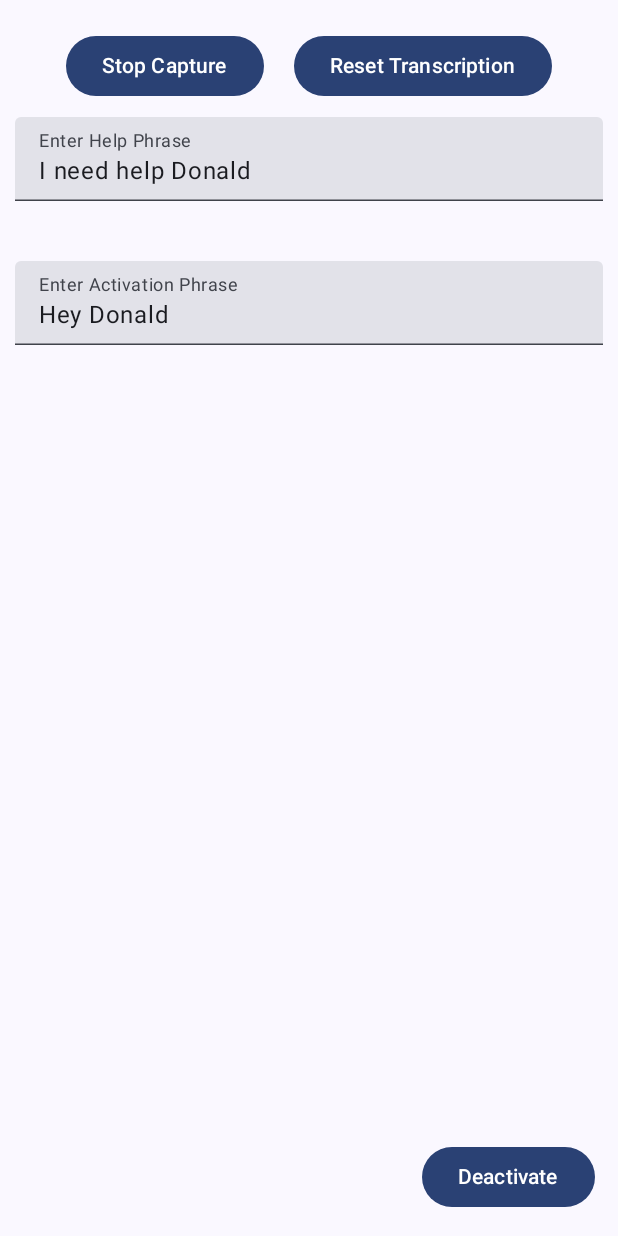
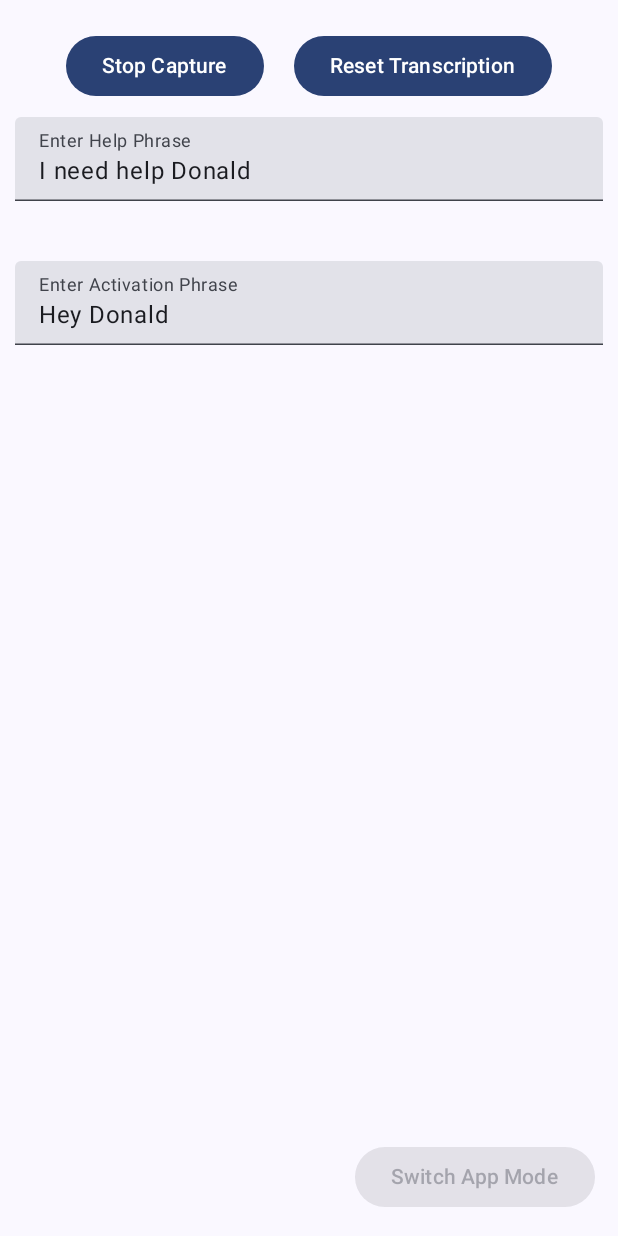
Before and after one commit to jimcaputo/dolomessenger, an Android app built with Jetpack Compose: the composable SenderScreen shown on its own in the app's theme, after a tap on "Start Capture", on a phone screen of 412 x 824 dp. Run offline under Robolectric (Android 15) with nearby library versions, the phone set to English and light mode, and no system bars.

Commit message:
Enable CleartextTraffic to debug server. Small change to "Switch App Mode"

```diff
--- a/app/build.gradle.kts
+++ b/app/build.gradle.kts
@@ -27,6 +27,10 @@ android {
                 getDefaultProguardFile("proguard-android-optimize.txt"),
                 "proguard-rules.pro"
             )
+            manifestPlaceholders["usesCleartextTraffic"] = "false"
+        }
+        debug {
+            manifestPlaceholders["usesCleartextTraffic"] = "true"
         }
     }
     compileOptions {
--- a/app/src/main/AndroidManifest.xml
+++ b/app/src/main/AndroidManifest.xml
@@ -14,6 +14,7 @@
         android:roundIcon="@mipmap/ic_launcher_round"
         android:supportsRtl="true"
         android:theme="@style/Theme.DoLoMessenger"
+        android:usesCleartextTraffic="${usesCleartextTraffic}"
         tools:targetApi="31">
         <activity
             android:name=".MainActivity"
--- a/app/src/main/java/com/example/dolomessenger/DoLoServerAPI.kt
+++ b/app/src/main/java/com/example/dolomessenger/DoLoServerAPI.kt
@@ -11,8 +11,8 @@ import org.json.JSONObject
 object DoLoServerAPI {
     lateinit var requestQueue: RequestQueue
 
-    val url = "https://doloserver-569184823432.us-east1.run.app/broadcast"
-    //val url = "http://10.0.2.2:8080/broadcast"
+    //val url = "https://doloserver-569184823432.us-east1.run.app/broadcast"
+    val url = "http://10.0.2.2:8080/broadcast"
 
     fun create(context: Context) {
         requestQueue = Volley.newRequestQueue(context)
--- a/app/src/main/java/com/example/dolomessenger/SenderScreen.kt
+++ b/app/src/main/java/com/example/dolomessenger/SenderScreen.kt
@@ -27,6 +27,21 @@ fun SenderScreen(
     tvm: TranscriptionViewModel = viewModel(),
     onStateChange: (String) -> Unit
 ) {
+    var captureActive by rememberSaveable { mutableStateOf(false) }
+
+    Column(
+        modifier = Modifier
+            .fillMaxSize()
+            .padding(10.dp)
+            .statusBarsPadding(),
+        horizontalAlignment = Alignment.CenterHorizontally
+    ) {
+        Controls(tvm, { captureActive = it })
+        HelpPhraseContent(tvm)
+        ActivationPhraseContent(tvm)
+        TranscriptionContent(tvm)
+        ErrorContent(tvm)
+    }
     Column(
         modifier = Modifier
             .fillMaxSize()
@@ -35,29 +50,19 @@ fun SenderScreen(
         verticalArrangement = Arrangement.Bottom
     ) {
         Button(
-            onClick = { onStateChange("Activation") }
-            // enabled = TODO - need to disable this button if Capture is active
+            onClick = { onStateChange("Activation") },
+            enabled = !captureActive
         ) {
-            Text(text = "Deactivate")
+            Text(text = "Switch App Mode")
         }
-    }
-    Column(
-        modifier = Modifier
-            .fillMaxSize()
-            .padding(10.dp)
-            .statusBarsPadding(),
-        horizontalAlignment = Alignment.CenterHorizontally
-    ) {
-        Controls(tvm)
-        HelpPhraseContent(tvm)
-        ActivationPhraseContent(tvm)
-        TranscriptionContent(tvm)
-        ErrorContent(tvm)
     }
 }
 
 @Composable
-fun Controls(tvm: TranscriptionViewModel) {
+fun Controls(
+    tvm: TranscriptionViewModel,
+    onCaptureActiveChange: (Boolean) -> Unit
+) {
     var buttonCapture by rememberSaveable { mutableStateOf("Start Capture") }
 
     Row(
@@ -71,9 +76,11 @@ fun Controls(tvm: TranscriptionViewModel) {
                     tvm.reset()
                     SpeechRecognitionManager.start(tvm)
                     buttonCapture = "Stop Capture"
+                    onCaptureActiveChange(true)
                 } else {
                     SpeechRecognitionManager.stop()
                     buttonCapture = "Start Capture"
+                    onCaptureActiveChange(false)
                 }
             }
         ) {
```
